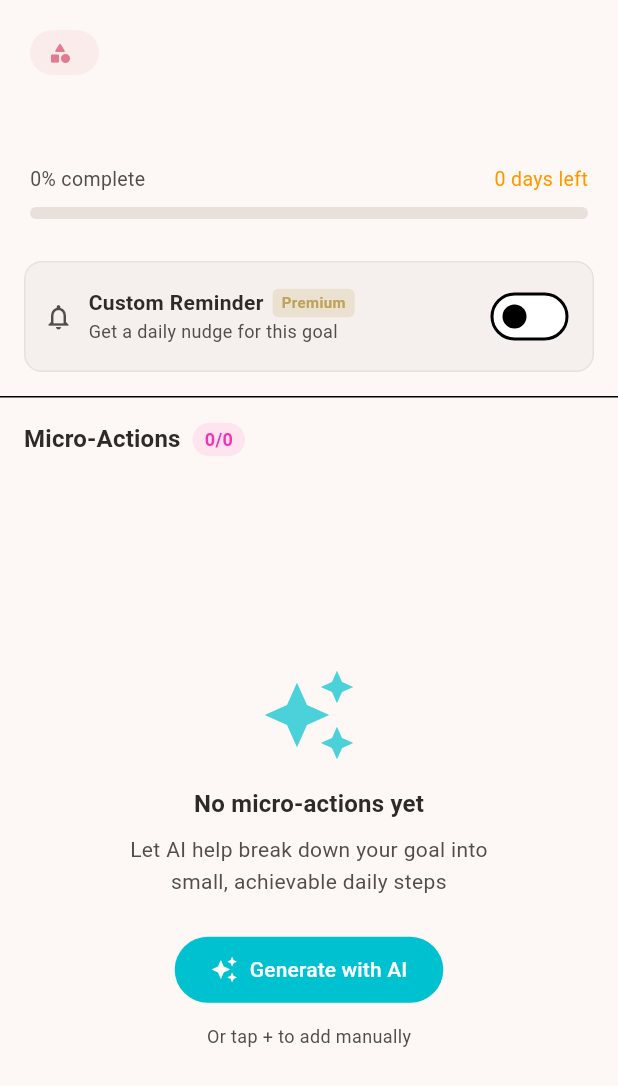
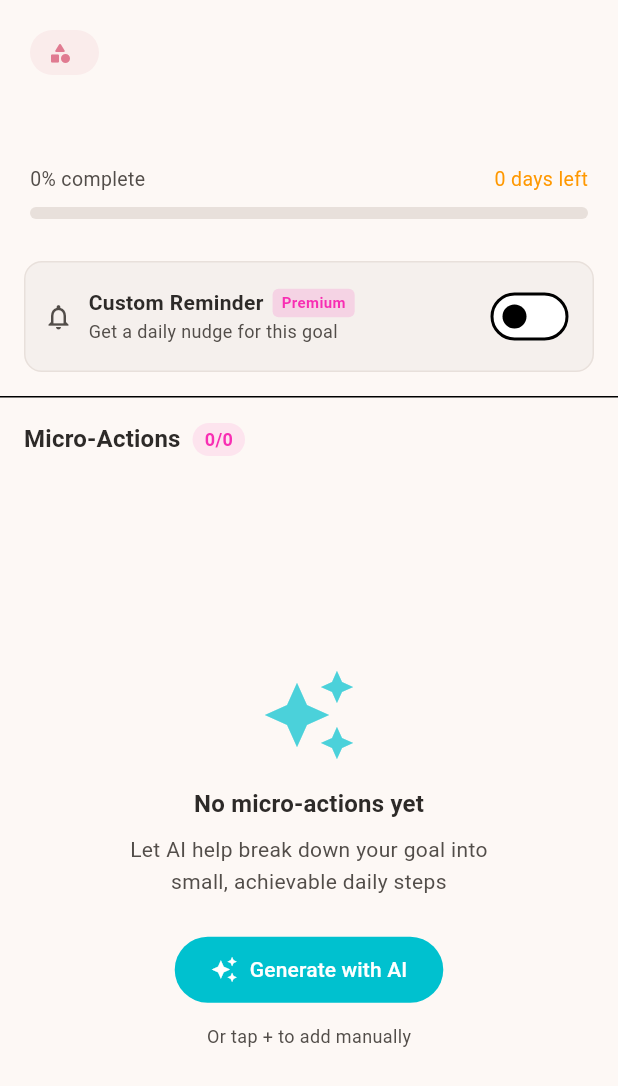
Before and after one commit to sixtusagbo/aspire, a Flutter app: the _GoalDetailContent widget shown alone on an empty page, opened directly with empty values, on a phone screen of 412 x 824 dp. Shown: the top 1086 px of the screen. Run offline on Flutter 3.47's test engine with Material 3 defaults, Android fonts, the phone set to English and light mode, and no system bars; drawn by our look-alikes of toastification, upgrader; our stand-ins replace audioplayers, cloud_firestore, cloud_functions, confetti, dart_mappable, firebase_auth and 14 more; missing offline and left inert: app_settings, purchases_flutter; accounts and stored records are empty; generated files the repository leaves out were written again.

Commit message:
Replace gold colors with pink theme colors

```diff
--- a/lib/features/goals/goal_detail_screen.dart
+++ b/lib/features/goals/goal_detail_screen.dart
@@ -286,7 +286,7 @@ class _GoalDetailContent extends HookConsumerWidget {
               width: double.infinity,
               decoration: BoxDecoration(
                 gradient: const LinearGradient(
-                  colors: [AppTheme.primaryPink, AppTheme.secondaryHotPink],
+                  colors: [AppTheme.primaryPink, AppTheme.coralSunset],
                   begin: Alignment.topLeft,
                   end: Alignment.bottomRight,
                 ),
@@ -452,10 +452,6 @@ class _GoalDetailContent extends HookConsumerWidget {
           ),
           ElevatedButton(
             onPressed: () => Navigator.pop(context, true),
-            style: ElevatedButton.styleFrom(
-              backgroundColor: AppTheme.goldAchievement,
-              foregroundColor: Colors.white,
-            ),
             child: const Text('Complete'),
           ),
         ],
@@ -1631,7 +1627,7 @@ class _GoalReminderSection extends HookConsumerWidget {
                             vertical: 2,
                           ),
                           decoration: BoxDecoration(
-                            color: AppTheme.goldAchievement.withValues(alpha: 0.2),
+                            color: AppTheme.primaryPink.withValues(alpha: 0.15),
                             borderRadius: BorderRadius.circular(4),
                           ),
                           child: Text(
@@ -1639,7 +1635,7 @@ class _GoalReminderSection extends HookConsumerWidget {
                             style: TextStyle(
                               fontSize: 10,
                               fontWeight: FontWeight.w600,
-                              color: AppTheme.goldAchievement,
+                              color: AppTheme.primaryPink,
                             ),
                           ),
                         ),
```
